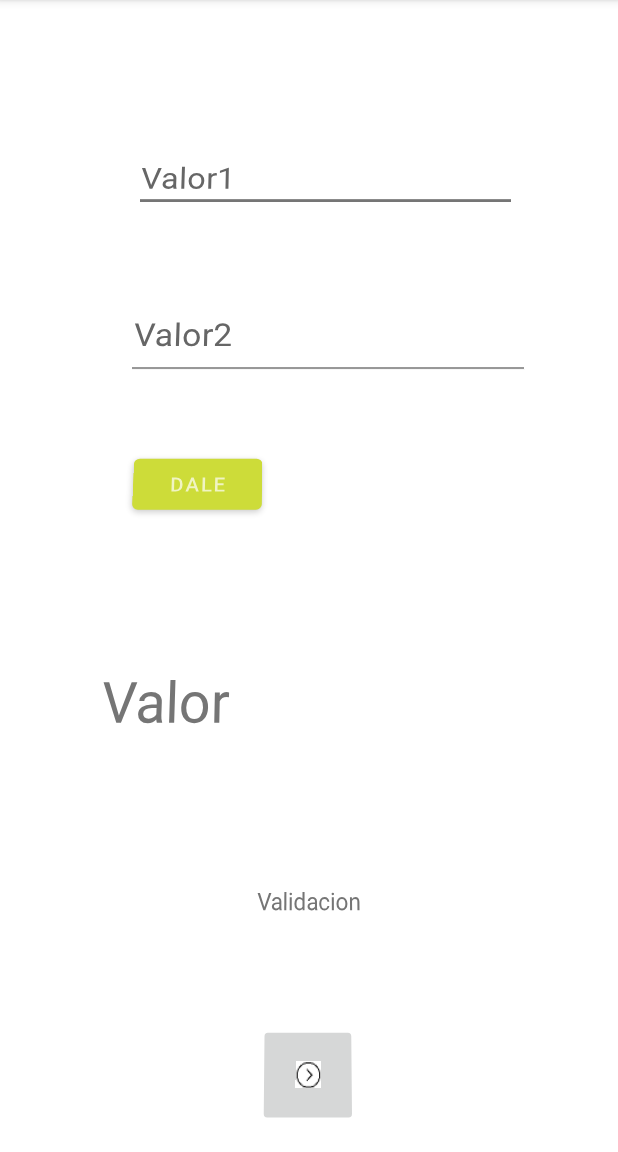
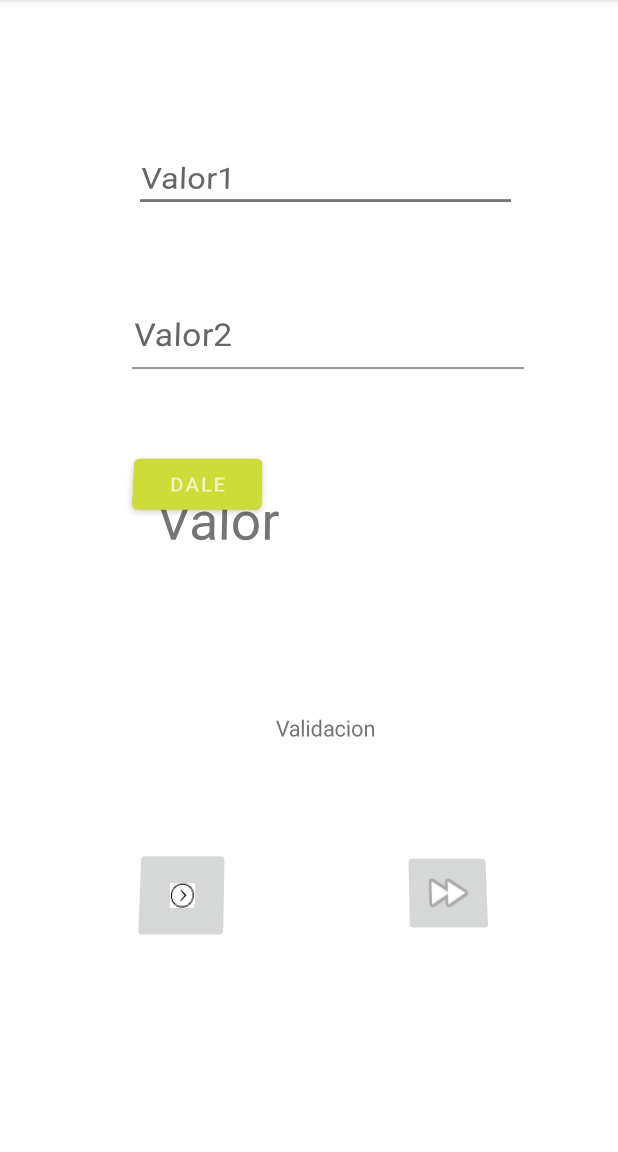
Before and after one commit to ylrax/Test_app_testing, an Android app: the screen it shows after launch (MainActivity), on a phone screen of 412 x 824 dp, the part 84-1236 px from its top. Run offline under Robolectric (Android 15) with nearby library versions, the phone set to English and light mode, and no system bars.

Commit message:
Introduce basic sqlite activity

```diff
--- a/app/src/main/AndroidManifest.xml
+++ b/app/src/main/AndroidManifest.xml
@@ -9,8 +9,10 @@
         android:roundIcon="@mipmap/ic_launcher_round"
         android:supportsRtl="true"
         android:theme="@style/Theme.Test_app">
-        <activity android:name=".secondActivity"
-            android:screenOrientation="portrait"></activity>
+        <activity android:name=".BdTestActivity"></activity>
+        <activity
+            android:name=".secondActivity"
+            android:screenOrientation="portrait" />
         <activity android:name=".MainActivity">
             <intent-filter>
                 <action android:name="android.intent.action.MAIN" />
--- a/app/src/main/res/layout/activity_main.xml
+++ b/app/src/main/res/layout/activity_main.xml
@@ -54,35 +54,49 @@
         android:id="@+id/textView1"
         android:layout_width="201dp"
         android:layout_height="107dp"
-        android:layout_marginBottom="220dp"
+        android:layout_marginBottom="340dp"
         android:text="@string/finale"
         android:textSize="36sp"
         app:layout_constraintBottom_toBottomOf="parent"
         app:layout_constraintEnd_toEndOf="parent"
-        app:layout_constraintHorizontal_bias="0.342"
+        app:layout_constraintHorizontal_bias="0.49"
         app:layout_constraintStart_toStartOf="parent" />
 
     <TextView
         android:id="@+id/textView2"
         android:layout_width="wrap_content"
         android:layout_height="wrap_content"
-        android:layout_marginBottom="172dp"
+        android:layout_marginBottom="276dp"
         android:text="@string/valid"
         app:layout_constraintBottom_toBottomOf="parent"
         app:layout_constraintEnd_toEndOf="parent"
+        app:layout_constraintHorizontal_bias="0.532"
         app:layout_constraintStart_toStartOf="parent" />
 
     <ImageButton
         android:id="@+id/imageButton"
         android:layout_width="60dp"
         android:layout_height="57dp"
-        android:layout_marginBottom="56dp"
+        android:layout_marginBottom="156dp"
         android:contentDescription="@string/description"
         android:onClick="next"
         app:layout_constraintBottom_toBottomOf="parent"
         app:layout_constraintEnd_toEndOf="parent"
-        app:layout_constraintHorizontal_bias="0.498"
+        app:layout_constraintHorizontal_bias="0.276"
         app:layout_constraintStart_toStartOf="parent"
         app:srcCompat="@mipmap/circled_chevron_right" />
 
+    <ImageButton
+        android:id="@+id/imageButton2"
+        android:layout_width="wrap_content"
+        android:layout_height="wrap_content"
+        android:layout_marginBottom="160dp"
+        android:contentDescription="@string/description"
+        android:onClick="next2"
+        app:layout_constraintBottom_toBottomOf="parent"
+        app:layout_constraintEnd_toEndOf="parent"
+        app:layout_constraintHorizontal_bias="0.536"
+        app:layout_constraintStart_toEndOf="@+id/imageButton"
+        app:srcCompat="@android:drawable/ic_media_ff" />
+
 </androidx.constraintlayout.widget.ConstraintLayout>
--- a/app/src/main/res/values/strings.xml
+++ b/app/src/main/res/values/strings.xml
@@ -11,4 +11,8 @@
     <string name="puntitos1">opcion juan</string>
     <string name="puntitos2">opcion chu</string>
     <string name="search">search</string>
+    <string name="query_view">view the query</string>
+    <string name="insert">insert into the query</string>
+    <string name="valor">valor</string>
+    <string name="delete">delete</string>
 </resources>
```
Also changed, not shown: app/src/main/java/com/test/test_app/AdminSQlLiteHelper.java (added, +26 -0 lines), app/src/main/java/com/test/test_app/BdTestActivity.java (added, +96 -0 lines), app/src/main/java/com/test/test_app/MainActivity.java (+7 -0 lines), app/src/main/res/layout/activity_bd_test.xml (added, +139 -0 lines).
